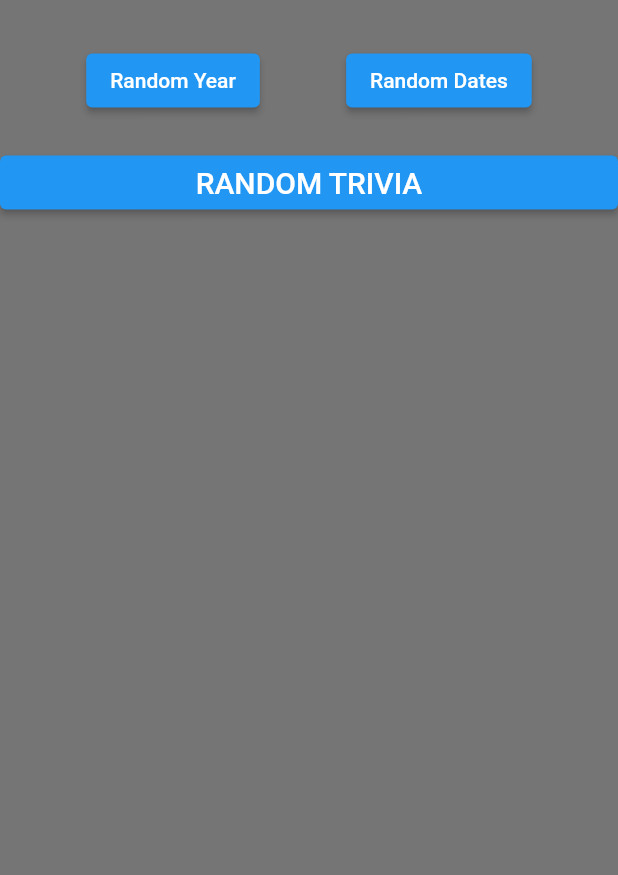
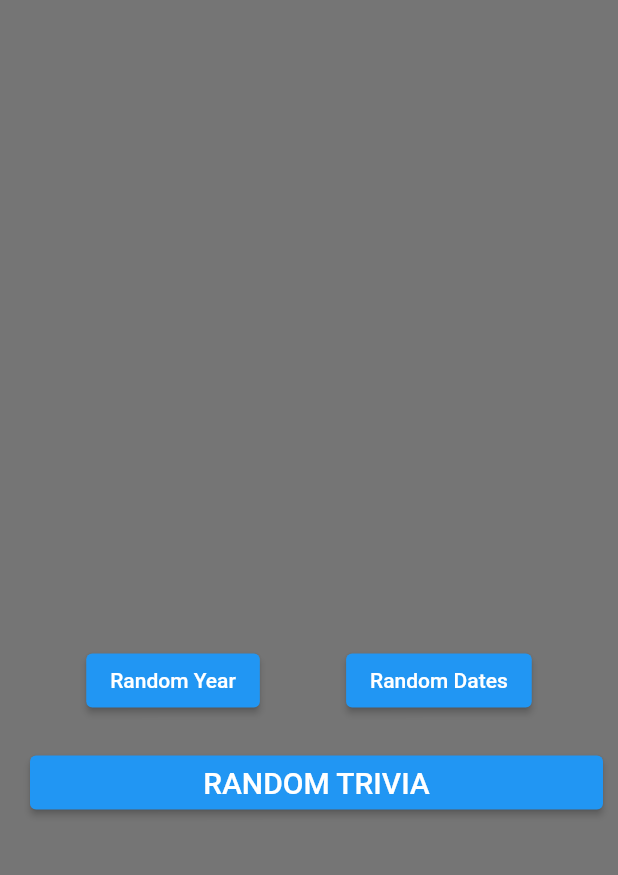
Before and after one commit to TheHarshKadam/NumberTrivia, a Flutter app: the home screen opened directly, on a phone screen of 412 x 824 dp, the part 146-1021 px from its top. Run offline on Flutter 3.47's test engine with Material 2 defaults, Android fonts, the phone set to English and light mode, and no system bars; our stand-ins replace google_fonts; missing offline and left inert: number_trivia.

Commit message:
Update home.dart

```diff
--- a/lib/pages/home.dart
+++ b/lib/pages/home.dart
@@ -24,7 +24,9 @@ class _homeState extends State<home> {
             ),
           ),
           SizedBox(height: 30.0,),
-          Row(
+          Padding(
+            padding: const EdgeInsets.only(top: 400.0),
+            child: Row(
               mainAxisAlignment: MainAxisAlignment.spaceEvenly,
               children: [
                 ElevatedButton(
@@ -37,16 +39,20 @@ class _homeState extends State<home> {
                 ),
               ],
             ),
+          ),
           SizedBox(height: 20.0,),
           Column(
             crossAxisAlignment: CrossAxisAlignment.stretch,
             children: [
-              ElevatedButton(
+              Padding(
+                padding: const EdgeInsets.fromLTRB(20.0, 0.0, 10.0, 20.0),
+                child: ElevatedButton(
                   onPressed: (){},
                   child: Text(
                     'RANDOM TRIVIA',
                     style: TextStyle(
                       fontSize: 20.0
+                    ),
                   ),
                 ),
               ),
```
Lines whose indentation alone changed are shown as unchanged.
